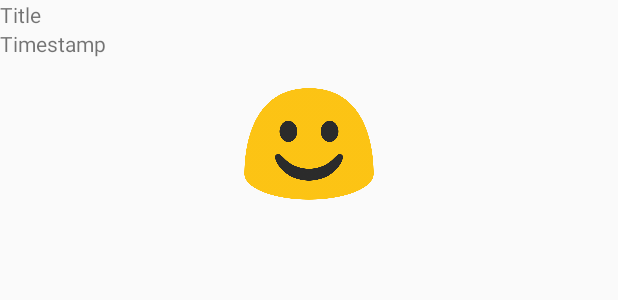
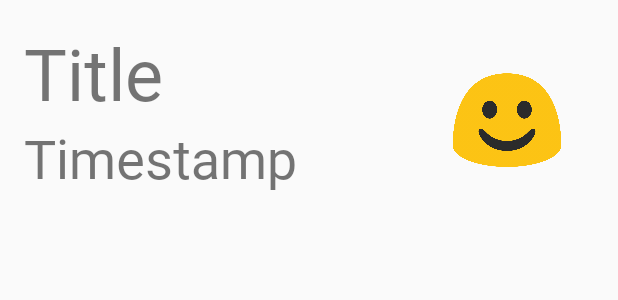
Before and after one commit to ivodeb/Journal, an Android app: the layout entry_row.xml on its own in the app's theme, with its tools: preview values and no code run, on a phone screen of 412 x 824 dp. Shown: the top 300 px of the screen. Run offline under Robolectric (Android 15) with nearby library versions, the phone set to English and light mode, and no system bars.

Commit message:
Improved version for portfolio

```diff
--- a/app/src/main/res/layout/entry_row.xml
+++ b/app/src/main/res/layout/entry_row.xml
@@ -1,8 +1,15 @@
 <?xml version="1.0" encoding="utf-8"?>
 <LinearLayout xmlns:android="http://schemas.android.com/apk/res/android"
     xmlns:app="http://schemas.android.com/apk/res-auto"
-    android:layout_width="match_parent"
-    android:layout_height="match_parent"
+    android:layout_width="wrap_content"
+    android:layout_height="wrap_content"
+    android:orientation="horizontal"
+    android:padding="16dp">
+
+    <LinearLayout
+        android:layout_width="wrap_content"
+        android:layout_height="wrap_content"
+        android:layout_weight="0"
         android:orientation="vertical">
 
         <TextView
@@ -10,14 +17,26 @@
             android:layout_width="match_parent"
             android:layout_height="wrap_content"
             android:layout_weight="0"
-        android:text="Title" />
+            android:fontFamily="@font/journal"
+            android:text="Title"
+            android:textSize="48sp" />
 
         <TextView
             android:id="@+id/journalTimestamp"
-        android:layout_width="match_parent"
+            android:layout_width="wrap_content"
             android:layout_height="wrap_content"
             android:layout_weight="0"
-        android:text="Timestamp" />
+            android:fontFamily="@font/journal"
+            android:text="Timestamp"
+            android:textSize="36sp" />
+
+    </LinearLayout>
+
+    <View
+        android:layout_width="0dp"
+        android:layout_height="0dp"
+        android:layout_weight="1"
+        android:text="TextView" />
 
     <ImageView
         android:id="@+id/journalMood"
@@ -27,6 +46,8 @@
         android:adjustViewBounds="true"
         android:maxWidth="100dp"
         android:maxHeight="100dp"
+        android:paddingTop="16dp"
+        android:paddingRight="16dp"
         app:srcCompat="@drawable/happy" />
 
 </LinearLayout>
```
Also changed, not shown: app/src/main/java/com/example/ivode/journal/DetailActivity.java (+5 -15 lines), app/src/main/java/com/example/ivode/journal/EntryAdapter.java (+1 -17 lines), app/src/main/java/com/example/ivode/journal/InputActivity.java (+36 -5 lines), app/src/main/java/com/example/ivode/journal/JournalEntry.java (+0 -8 lines), app/src/main/java/com/example/ivode/journal/MainActivity.java (+12 -6 lines), app/src/main/res/layout/activity_detail.xml (+9 -0 lines), app/src/main/res/layout/activity_input.xml (+3 -5 lines). Lines whose indentation alone changed are shown as unchanged.
